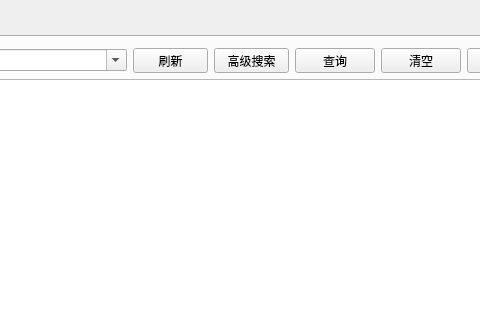
Before: the Qt Designer form productmanagement.ui in histest/DACS, drawn with Qt 5; both pictures show x 309 to 789 and y 0 to 320 of the 880 by 633 pixel window.
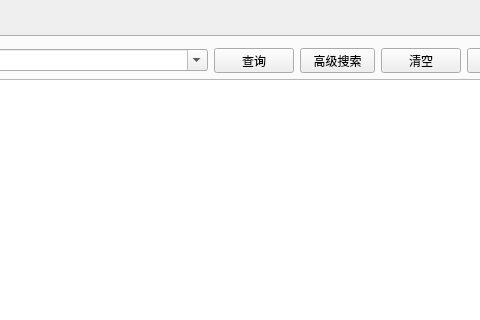
After: the same form once the commit is applied. The open tabs and pages were chosen to show the change. Icons and pictures are not drawn.

Patch:
```diff
--- a/productmanagement.ui
+++ b/productmanagement.ui
@@ -168,53 +168,6 @@
            </property>
           </widget>
          </item>
-         <item>
-          <widget class="QPushButton" name="refreshButton">
-           <property name="sizePolicy">
-            <sizepolicy hsizetype="Expanding" vsizetype="Fixed">
-             <horstretch>0</horstretch>
-             <verstretch>0</verstretch>
-            </sizepolicy>
-           </property>
-           <property name="minimumSize">
-            <size>
-             <width>75</width>
-             <height>25</height>
-            </size>
-           </property>
-           <property name="maximumSize">
-            <size>
-             <width>75</width>
-             <height>25</height>
-            </size>
-           </property>
-           <property name="toolTip">
-            <string>若卫星参数有更新，请点刷新</string>
-           </property>
-           <property name="text">
-            <string>刷新</string>
-           </property>
-          </widget>
-         </item>
-         <item>
-          <widget class="QPushButton" name="advancedsearchButton">
-           <property name="minimumSize">
-            <size>
-             <width>75</width>
-             <height>25</height>
-            </size>
-           </property>
-           <property name="maximumSize">
-            <size>
-             <width>75</width>
-             <height>25</height>
-            </size>
-           </property>
-           <property name="text">
-            <string>高级搜索</string>
-           </property>
-          </widget>
-         </item>
          <item>
           <widget class="QPushButton" name="previewButton_2">
            <property name="sizePolicy">
@@ -244,6 +197,25 @@
            </property>
           </widget>
          </item>
+         <item>
+          <widget class="QPushButton" name="advancedsearchButton">
+           <property name="minimumSize">
+            <size>
+             <width>75</width>
+             <height>25</height>
+            </size>
+           </property>
+           <property name="maximumSize">
+            <size>
+             <width>75</width>
+             <height>25</height>
+            </size>
+           </property>
+           <property name="text">
+            <string>高级搜索</string>
+           </property>
+          </widget>
+         </item>
          <item>
           <widget class="QPushButton" name="queryButton">
            <property name="sizePolicy">
```
Left out of the diff: 6 changed lines with no effect on the pictures.
